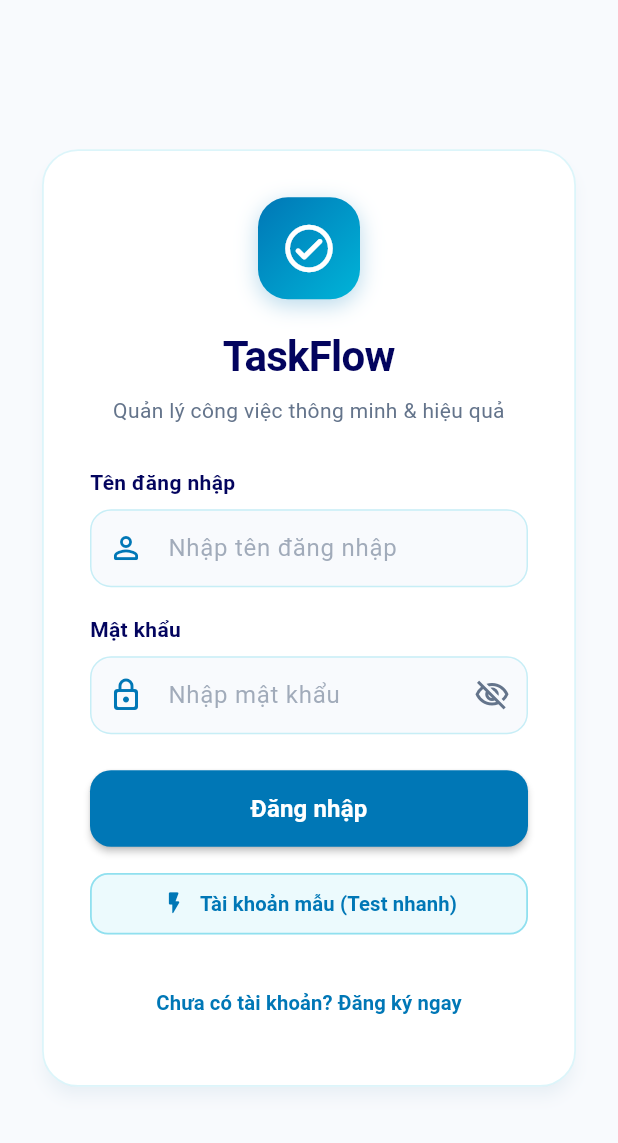
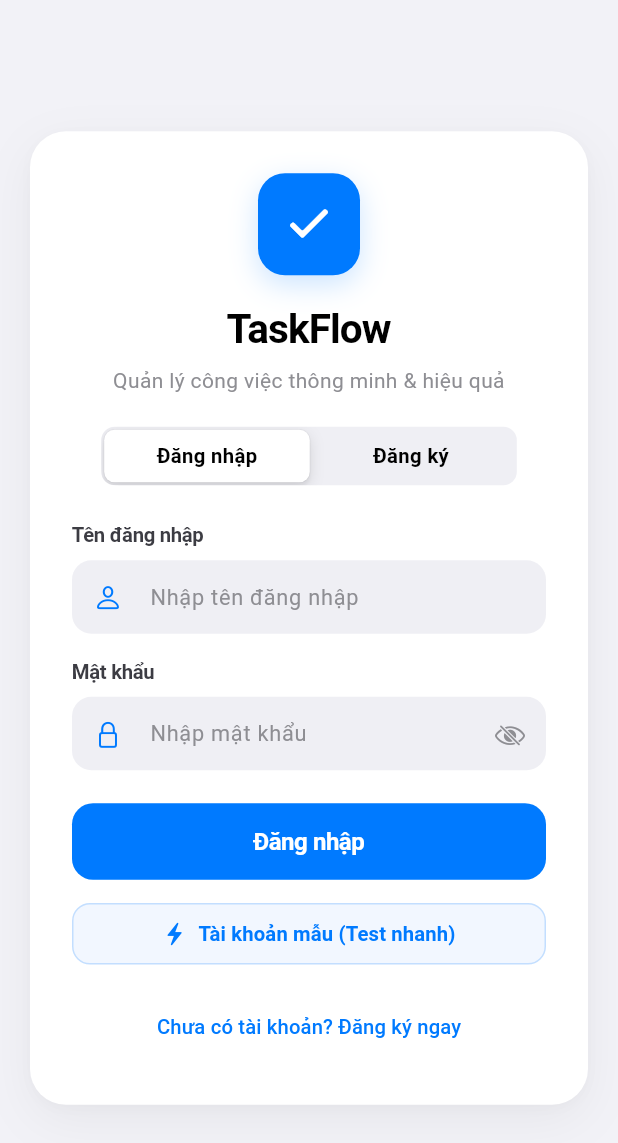
Before and after one commit to Peaker04/assignment_todo, a Flutter app: the screen it shows after launch, on a phone screen of 412 x 824 dp. Shown: the top 1143 px of the screen. Run offline on Flutter 3.47's test engine with Material 3 defaults, Android fonts, the phone set to English and light mode, and no system bars; our stand-ins replace shared_preferences, sqflite_common_ffi; accounts and stored records are empty.

Commit message:
feat(ui): redesign LoginScreen with iOS Cupertino aesthetic

```diff
--- a/lib/login_screen.dart
+++ b/lib/login_screen.dart
@@ -1,3 +1,4 @@
+import 'package:flutter/cupertino.dart';
 import 'package:flutter/material.dart';
 import 'auth_service.dart';
 
@@ -39,7 +40,7 @@ class _LoginScreenState extends State<LoginScreen> {
       ScaffoldMessenger.of(context).showSnackBar(
         const SnackBar(
           content: Text('Vui lòng nhập đầy đủ tên đăng nhập và mật khẩu'),
-          backgroundColor: Color(0xFFE63946),
+          backgroundColor: Color(0xFFFF3B30),
         ),
       );
       return;
@@ -58,7 +59,7 @@ class _LoginScreenState extends State<LoginScreen> {
           ScaffoldMessenger.of(context).showSnackBar(
             SnackBar(
               content: Text(res.error ?? 'Đăng ký thất bại'),
-              backgroundColor: const Color(0xFFE63946),
+              backgroundColor: const Color(0xFFFF3B30),
             ),
           );
         }
@@ -72,7 +73,7 @@ class _LoginScreenState extends State<LoginScreen> {
           ScaffoldMessenger.of(context).showSnackBar(
             SnackBar(
               content: Text(res.error ?? 'Đăng nhập thất bại'),
-              backgroundColor: const Color(0xFFE63946),
+              backgroundColor: const Color(0xFFFF3B30),
             ),
           );
         }
@@ -82,7 +83,7 @@ class _LoginScreenState extends State<LoginScreen> {
       ScaffoldMessenger.of(context).showSnackBar(
         const SnackBar(
           content: Text('Không thể đăng nhập, vui lòng thử lại'),
-          backgroundColor: Color(0xFFE63946),
+          backgroundColor: Color(0xFFFF3B30),
         ),
       );
     } finally {
@@ -94,71 +95,75 @@ class _LoginScreenState extends State<LoginScreen> {
 
   @override
   Widget build(BuildContext context) {
-    const primaryBlue = Color(0xFF0077B6);
-    const deepNavy = Color(0xFF03045E);
-    const vibrantOcean = Color(0xFF00B4D8);
-    const softSky = Color(0xFF90E0EF);
-    const iceBlueTint = Color(0xFFCAF0F8);
-    const textMuted = Color(0xFF64748B);
+    const systemBackground = Color(0xFFF2F2F7);
+    const systemBlue = Color(0xFF007AFF);
+    const systemLabel = Color(0xFF000000);
+    const systemSecondaryLabel = Color(0xFF3C3C43);
+    const systemTertiary = Color(0xFF8E8E93);
+    const inputBackground = Color(0xFFEFEFF4);
 
     return Scaffold(
-      backgroundColor: const Color(0xFFF8FAFD),
+      backgroundColor: systemBackground,
       body: SafeArea(
         child: Center(
           child: SingleChildScrollView(
-            padding: const EdgeInsets.symmetric(horizontal: 24, vertical: 32),
+            padding: const EdgeInsets.symmetric(horizontal: 20, vertical: 28),
             child: ConstrainedBox(
-              constraints: const BoxConstraints(maxWidth: 440),
-              child: Card(
-                elevation: 4,
-                shadowColor: primaryBlue.withAlpha(25),
-                shape: RoundedRectangleBorder(
+              constraints: const BoxConstraints(maxWidth: 420),
+              child: Container(
+                decoration: BoxDecoration(
+                  color: Colors.white,
                   borderRadius: BorderRadius.circular(24),
-                  side: BorderSide(color: softSky.withAlpha(80), width: 1.2),
+                  boxShadow: const [
+                    BoxShadow(
+                      color: Color(0x0D000000),
+                      blurRadius: 28,
+                      offset: Offset(0, 10),
                     ),
-                color: Colors.white,
-                child: Padding(
-                  padding: const EdgeInsets.all(32),
+                    BoxShadow(
+                      color: Color(0x05000000),
+                      blurRadius: 6,
+                      offset: Offset(0, 2),
+                    ),
+                  ],
+                ),
+                padding: const EdgeInsets.all(28),
                 child: Column(
                   mainAxisSize: MainAxisSize.min,
                   crossAxisAlignment: CrossAxisAlignment.stretch,
                   children: [
-                      // Logo & App Name
+                    // Apple HIG Icon Badge
                     Center(
                       child: Container(
                         width: 68,
                         height: 68,
                         decoration: BoxDecoration(
-                            gradient: const LinearGradient(
-                              colors: [primaryBlue, vibrantOcean],
-                              begin: Alignment.topLeft,
-                              end: Alignment.bottomRight,
-                            ),
-                            borderRadius: BorderRadius.circular(20),
-                            boxShadow: [
+                          color: systemBlue,
+                          borderRadius: BorderRadius.circular(18),
+                          boxShadow: const [
                             BoxShadow(
-                                color: primaryBlue.withAlpha(70),
-                                blurRadius: 12,
-                                offset: const Offset(0, 4),
+                              color: Color(0x33007AFF),
+                              blurRadius: 16,
+                              offset: Offset(0, 6),
                             ),
                           ],
                         ),
                         child: const Icon(
-                            Icons.check_circle_outline_rounded,
+                          CupertinoIcons.checkmark_alt,
                           color: Colors.white,
                           size: 38,
                         ),
                       ),
                     ),
-                      const SizedBox(height: 18),
+                    const SizedBox(height: 16),
                     const Center(
                       child: Text(
                         'TaskFlow',
                         style: TextStyle(
-                            fontSize: 28,
-                            fontWeight: FontWeight.bold,
-                            color: deepNavy,
-                            letterSpacing: -0.5,
+                          fontSize: 27,
+                          fontWeight: FontWeight.w700,
+                          color: systemLabel,
+                          letterSpacing: -0.6,
                         ),
                       ),
                     ),
@@ -171,73 +176,114 @@ class _LoginScreenState extends State<LoginScreen> {
                         textAlign: TextAlign.center,
                         style: const TextStyle(
                           fontSize: 14,
-                            color: textMuted,
+                          color: systemTertiary,
+                          height: 1.3,
                         ),
                       ),
                     ),
-                      const SizedBox(height: 28),
+                    const SizedBox(height: 22),
 
-                      // Username Input
+                    // iOS Sliding Segmented Control
+                    Center(
+                      child: CupertinoSlidingSegmentedControl<bool>(
+                        groupValue: _isRegisterMode,
+                        backgroundColor: inputBackground,
+                        thumbColor: Colors.white,
+                        children: const {
+                          false: Padding(
+                            padding: EdgeInsets.symmetric(horizontal: 24, vertical: 8),
+                            child: Text(
+                              'Đăng nhập',
+                              style: TextStyle(
+                                fontSize: 13.5,
+                                fontWeight: FontWeight.w600,
+                                color: systemLabel,
+                              ),
+                            ),
+                          ),
+                          true: Padding(
+                            padding: EdgeInsets.symmetric(horizontal: 24, vertical: 8),
+                            child: Text(
+                              'Đăng ký',
+                              style: TextStyle(
+                                fontSize: 13.5,
+                                fontWeight: FontWeight.w600,
+                                color: systemLabel,
+                              ),
+                            ),
+                          ),
+                        },
+                        onValueChanged: (val) {
+                          if (val != null) {
+                            setState(() => _isRegisterMode = val);
+                          }
+                        },
+                      ),
+                    ),
+                    const SizedBox(height: 24),
+
+                    // Username Input (iOS Inset Style)
                     const Text(
                       'Tên đăng nhập',
                       style: TextStyle(
-                          fontSize: 14,
+                        fontSize: 13.5,
                         fontWeight: FontWeight.w600,
-                          color: deepNavy,
+                        color: systemSecondaryLabel,
+                        letterSpacing: -0.2,
                       ),
                     ),
-                      const SizedBox(height: 8),
+                    const SizedBox(height: 7),
                     TextField(
                       controller: _usernameController,
                       textInputAction: TextInputAction.next,
+                      style: const TextStyle(fontSize: 15, color: systemLabel),
                       decoration: InputDecoration(
                         hintText: 'Nhập tên đăng nhập',
-                          hintStyle: TextStyle(color: textMuted.withAlpha(150)),
-                          prefixIcon: const Icon(Icons.person_outline_rounded, color: primaryBlue),
+                        hintStyle: const TextStyle(color: systemTertiary, fontSize: 14.5),
+                        prefixIcon: const Icon(CupertinoIcons.person, color: systemBlue, size: 20),
                         filled: true,
-                          fillColor: const Color(0xFFF8FAFD),
-                          contentPadding: const EdgeInsets.symmetric(horizontal: 16, vertical: 14),
+                        fillColor: inputBackground,
+                        contentPadding: const EdgeInsets.symmetric(horizontal: 16, vertical: 13),
                         border: OutlineInputBorder(
-                            borderRadius: BorderRadius.circular(14),
-                            borderSide: BorderSide(color: softSky.withAlpha(120)),
-                          ),
-                          enabledBorder: OutlineInputBorder(
-                            borderRadius: BorderRadius.circular(14),
-                            borderSide: BorderSide(color: softSky.withAlpha(120)),
+                          borderRadius: BorderRadius.circular(13),
+                          borderSide: BorderSide.none,
                         ),
                         focusedBorder: OutlineInputBorder(
-                            borderRadius: BorderRadius.circular(14),
-                            borderSide: const BorderSide(color: primaryBlue, width: 2),
+                          borderRadius: BorderRadius.circular(13),
+                          borderSide: const BorderSide(color: systemBlue, width: 1.5),
                         ),
                       ),
                     ),
-                      const SizedBox(height: 18),
+                    const SizedBox(height: 16),
 
-                      // Password Input
+                    // Password Input (iOS Inset Style)
                     const Text(
                       'Mật khẩu',
                       style: TextStyle(
-                          fontSize: 14,
+                        fontSize: 13.5,
                         fontWeight: FontWeight.w600,
-                          color: deepNavy,
+                        color: systemSecondaryLabel,
+                        letterSpacing: -0.2,
                       ),
                     ),
-                      const SizedBox(height: 8),
+                    const SizedBox(height: 7),
                     TextField(
                       controller: _passwordController,
                       obscureText: _obscurePassword,
                       textInputAction: TextInputAction.done,
                       onSubmitted: (_) => _submit(),
+                      style: const TextStyle(fontSize: 15, color: systemLabel),
                       decoration: InputDecoration(
                         hintText: 'Nhập mật khẩu',
-                          hintStyle: TextStyle(color: textMuted.withAlpha(150)),
-                          prefixIcon: const Icon(Icons.lock_outline_rounded, color: primaryBlue),
+                        hintStyle: const TextStyle(color: systemTertiary, fontSize: 14.5),
+                        prefixIcon: const Icon(CupertinoIcons.lock, color: systemBlue, size: 20),
                         suffixIcon: IconButton(
                           icon: Icon(
                             _obscurePassword
-                                  ? Icons.visibility_off_outlined
-                                  : Icons.visibility_outlined,
-                              color: textMuted,
+                                ? CupertinoIcons.eye_slash
+                                : CupertinoIcons.eye,
+                            color: systemTertiary,
+                            size: 20,
                           ),
                           onPressed: () {
                             setState(() {
@@ -246,42 +292,38 @@ class _LoginScreenState extends State<LoginScreen> {
                           },
                         ),
                         filled: true,
-                          fillColor: const Color(0xFFF8FAFD),
-                          contentPadding: const EdgeInsets.symmetric(horizontal: 16, vertical: 14),
+                        fillColor: inputBackground,
+                        contentPadding: const EdgeInsets.symmetric(horizontal: 16, vertical: 13),
                         border: OutlineInputBorder(
-                            borderRadius: BorderRadius.circular(14),
-                            borderSide: BorderSide(color: softSky.withAlpha(120)),
-                          ),
-                          enabledBorder: OutlineInputBorder(
-                            borderRadius: BorderRadius.circular(14),
-                            borderSide: BorderSide(color: softSky.withAlpha(120)),
+                          borderRadius: BorderRadius.circular(13),
+                          borderSide: BorderSide.none,
                         ),
                         focusedBorder: OutlineInputBorder(
-                            borderRadius: BorderRadius.circular(14),
-                            borderSide: const BorderSide(color: primaryBlue, width: 2),
+                          borderRadius: BorderRadius.circular(13),
+                          borderSide: const BorderSide(color: systemBlue, width: 1.5),
                         ),
                       ),
                     ),
-                      const SizedBox(height: 24),
+                    const SizedBox(height: 22),
 
-                      // Primary Action Button (Login / Register)
+                    // Primary iOS Button (Apple System Blue)
                     ElevatedButton(
                       onPressed: _isLoading ? null : _submit,
                       style: ElevatedButton.styleFrom(
-                          backgroundColor: primaryBlue,
+                        backgroundColor: systemBlue,
                         foregroundColor: Colors.white,
                         padding: const EdgeInsets.symmetric(vertical: 14),
-                          elevation: 2,
+                        elevation: 0,
                         shape: RoundedRectangleBorder(
                           borderRadius: BorderRadius.circular(14),
                         ),
                       ),
                       child: _isLoading
                           ? const SizedBox(
-                                width: 22,
-                                height: 22,
+                              width: 20,
+                              height: 20,
                               child: CircularProgressIndicator(
-                                  strokeWidth: 2.2,
+                                strokeWidth: 2,
                                 color: Colors.white,
                               ),
                             )
@@ -289,36 +331,37 @@ class _LoginScreenState extends State<LoginScreen> {
                               _isRegisterMode ? 'Đăng ký' : 'Đăng nhập',
                               style: const TextStyle(
                                 fontSize: 16,
-                                  fontWeight: FontWeight.bold,
+                                fontWeight: FontWeight.w600,
+                                letterSpacing: -0.3,
                               ),
                             ),
                     ),
-                      const SizedBox(height: 14),
+                    const SizedBox(height: 12),
 
-                      // Quick Demo Account Button (For fast grading and testing)
+                    // Fast Demo Account Button (iOS Tinted Style)
                     OutlinedButton.icon(
                       onPressed: _isLoading ? null : _fillDemoAccount,
-                        icon: const Icon(Icons.flash_on_rounded, color: primaryBlue, size: 18),
+                      icon: const Icon(CupertinoIcons.bolt_fill, color: systemBlue, size: 16),
                       label: const Text(
                         'Tài khoản mẫu (Test nhanh)',
                         style: TextStyle(
-                            color: primaryBlue,
+                          color: systemBlue,
                           fontWeight: FontWeight.w600,
                           fontSize: 13.5,
                         ),
                       ),
                       style: OutlinedButton.styleFrom(
-                          side: const BorderSide(color: softSky, width: 1.2),
-                          backgroundColor: iceBlueTint.withAlpha(90),
+                        side: BorderSide(color: systemBlue.withAlpha(50), width: 1),
+                        backgroundColor: const Color(0xFFF2F7FF),
                         padding: const EdgeInsets.symmetric(vertical: 11),
                         shape: RoundedRectangleBorder(
                           borderRadius: BorderRadius.circular(12),
                         ),
                       ),
                     ),
-                      const SizedBox(height: 18),
+                    const SizedBox(height: 14),
 
-                      // Mode Switcher Link
+                    // Switch Mode Text Link (Preserves test finders)
                     Center(
                       child: TextButton(
                         onPressed: () {
@@ -331,9 +374,9 @@ class _LoginScreenState extends State<LoginScreen> {
                               ? 'Đã có tài khoản? Đăng nhập ngay'
                               : 'Chưa có tài khoản? Đăng ký ngay',
                           style: const TextStyle(
-                              color: primaryBlue,
+                            color: systemBlue,
                             fontSize: 13.5,
-                              fontWeight: FontWeight.w600,
+                            fontWeight: FontWeight.w500,
                           ),
                         ),
                       ),
@@ -345,7 +388,6 @@ class _LoginScreenState extends State<LoginScreen> {
           ),
         ),
       ),
-      ),
     );
   }
 }
```
Lines whose indentation alone changed are shown as unchanged.
